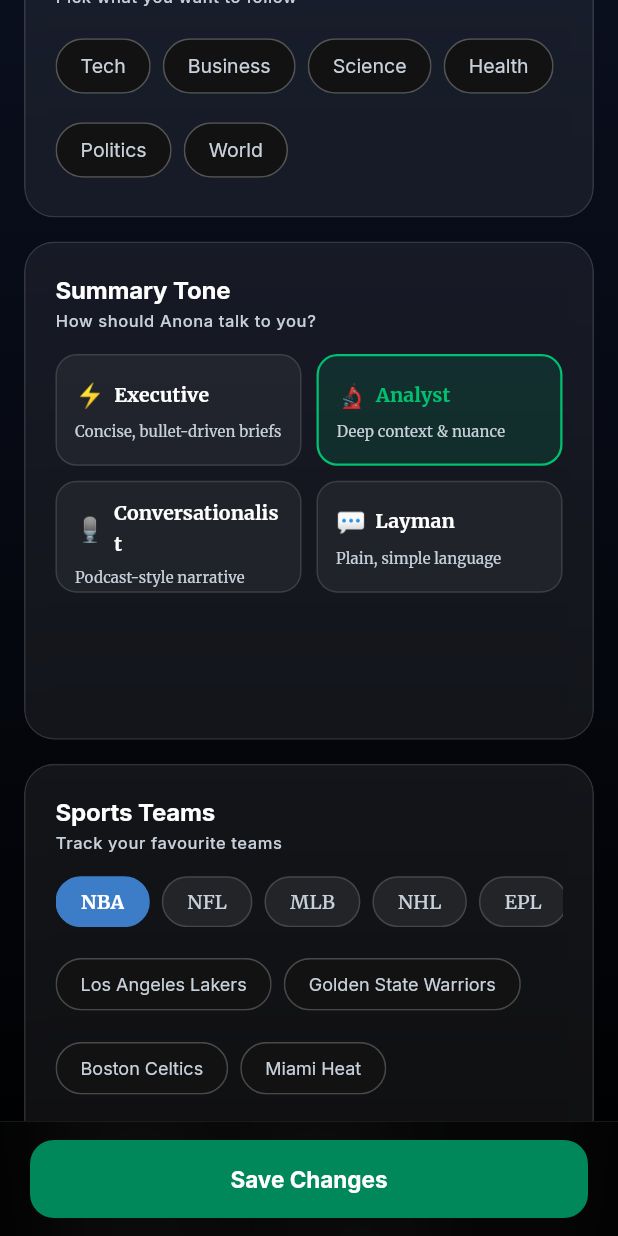
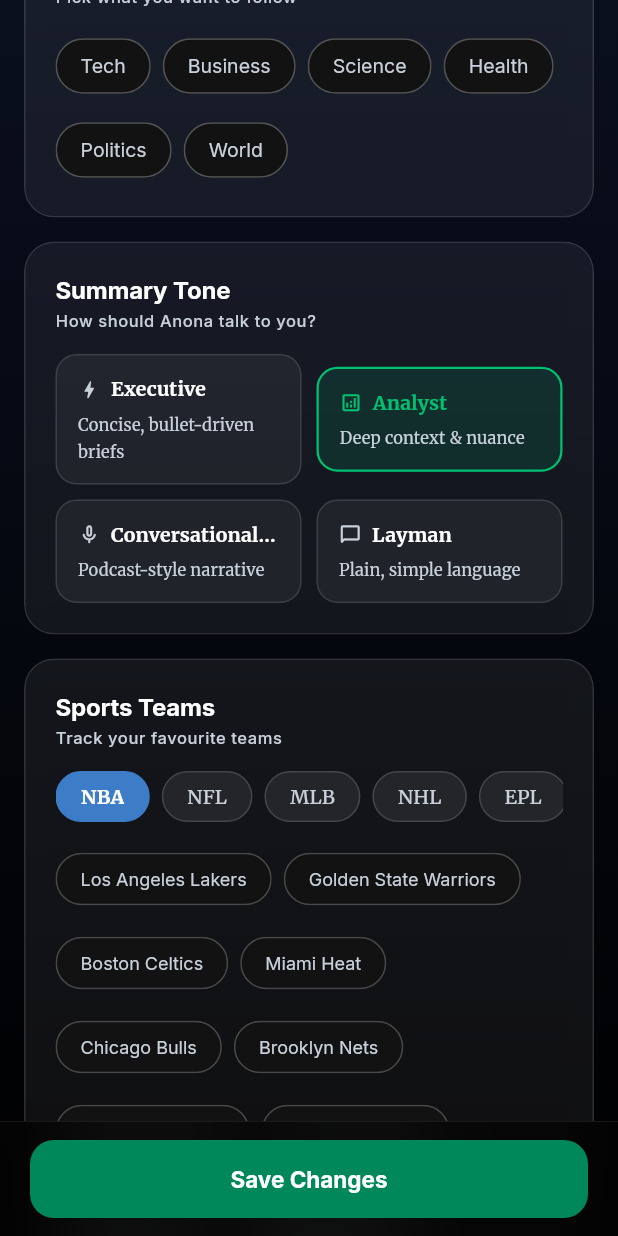
Before and after one commit to ronanpatrick/Anona-project, a Flutter app: the ProfileScreen screen opened directly, scrolled down 576 dp, on a phone screen of 412 x 824 dp. Run offline on Flutter 3.47's test engine with Material 3 defaults, Android fonts, the phone set to English and light mode, and no system bars; our stand-ins replace flutter_animate, flutter_dotenv, flutter_local_notifications, flutter_riverpod, flutter_tts, go_router and 4 more; accounts and stored records are empty.

Commit message:
style: replace all emojis with material icons, fix profile tone card overflow

```diff
--- a/frontend/lib/screens/profile_screen.dart
+++ b/frontend/lib/screens/profile_screen.dart
@@ -492,25 +492,39 @@
 
   Widget _buildToneCard() {
     final isDark = Theme.of(context).brightness == Brightness.dark;
+    final tones = SummaryTone.values;
     return _glassCard(
       child: Column(
         crossAxisAlignment: CrossAxisAlignment.start,
         children: [
           _sectionLabel('Summary Tone', subtitle: 'How should Anona talk to you?'),
           const SizedBox(height: 14),
-          GridView.count(
-            crossAxisCount: 2,
-            shrinkWrap: true,
-            physics: const NeverScrollableScrollPhysics(),
-            crossAxisSpacing: 10,
-            mainAxisSpacing: 10,
-            childAspectRatio: 2.2,
-            children: SummaryTone.values.map((tone) {
+          // Build rows of 2
+          for (int i = 0; i < tones.length; i += 2) ...[
+            if (i > 0) const SizedBox(height: 10),
+            Row(
+              children: [
+                Expanded(child: _buildToneCell(tones[i], isDark)),
+                const SizedBox(width: 10),
+                if (i + 1 < tones.length)
+                  Expanded(child: _buildToneCell(tones[i + 1], isDark))
+                else
+                  const Expanded(child: SizedBox()),
+              ],
+            ),
+          ],
+        ],
+      ),
+    );
+  }
+
+  Widget _buildToneCell(SummaryTone tone, bool isDark) {
     final selected = _summaryTone == tone;
     return GestureDetector(
       onTap: () => setState(() => _summaryTone = tone),
       child: AnimatedContainer(
         duration: const Duration(milliseconds: 200),
+        padding: const EdgeInsets.symmetric(horizontal: 14, vertical: 12),
         decoration: BoxDecoration(
           color: selected
               ? AnonaColors.moneyGreen.withOpacity(0.2)
@@ -523,44 +537,50 @@
             width: selected ? 1.5 : 1,
           ),
         ),
-                  padding: const EdgeInsets.symmetric(horizontal: 12, vertical: 10),
         child: Column(
           crossAxisAlignment: CrossAxisAlignment.start,
-                    mainAxisAlignment: MainAxisAlignment.center,
           children: [
             Row(
               children: [
-                          Text(tone.emoji, style: const TextStyle(fontSize: 16)),
-                          const SizedBox(width: 6),
+                Icon(
+                  tone.icon,
+                  size: 15,
+                  color: selected
+                      ? AnonaColors.moneyGreenLight
+                      : (isDark ? AnonaColors.silverText : AnonaColors.textSecondary),
+                ),
+                const SizedBox(width: 7),
                 Expanded(
-                            child: Text(tone.label,
+                  child: Text(
+                    tone.label,
                     style: TextStyle(
                       color: selected
                           ? AnonaColors.moneyGreenLight
                           : (isDark ? Colors.white : AnonaColors.textPrimary),
                       fontWeight: FontWeight.w700,
                       fontSize: 13,
-                                )),
+                    ),
+                    overflow: TextOverflow.ellipsis,
+                  ),
                 ),
               ],
             ),
-                      const SizedBox(height: 3),
-                      Text(tone.subtitle,
+            const SizedBox(height: 4),
+            Text(
+              tone.subtitle,
               style: TextStyle(
                 color: isDark ? AnonaColors.silverText : AnonaColors.textSecondary,
-                              fontSize: 10),
-                          maxLines: 1,
-                          overflow: TextOverflow.ellipsis),
+                fontSize: 11,
+              ),
+              maxLines: 2,
+              overflow: TextOverflow.ellipsis,
+            ),
           ],
         ),
       ),
     );
-            }).toList(),
-          ),
-        ],
-      ),
-    );
   }
+
 
   // ── Sports Card ───────────────────────────────────────────────────────────
 
--- a/frontend/lib/state/onboarding_state.dart
+++ b/frontend/lib/state/onboarding_state.dart
@@ -1,3 +1,4 @@
+import 'package:flutter/material.dart';
 import 'package:flutter_riverpod/flutter_riverpod.dart';
 
 // ── Topic options ──────────────────────────────────────────────────────────────
@@ -102,16 +103,16 @@
     }
   }
 
-  String get emoji {
+  IconData get icon {
     switch (this) {
       case AiPersonality.executive:
-        return '⚡';
+        return Icons.bolt_rounded;
       case AiPersonality.analyst:
-        return '🔬';
+        return Icons.analytics_outlined;
       case AiPersonality.conversationalist:
-        return '🎙️';
+        return Icons.mic_none_rounded;
       case AiPersonality.layman:
-        return '💬';
+        return Icons.chat_bubble_outline_rounded;
     }
   }
 
@@ -175,16 +176,16 @@
     }
   }
 
-  String get emoji {
+  IconData get icon {
     switch (this) {
       case SummaryTone.executive:
-        return '⚡';
+        return Icons.bolt_rounded;
       case SummaryTone.analyst:
-        return '🔬';
+        return Icons.analytics_outlined;
       case SummaryTone.conversationalist:
-        return '🎙️';
+        return Icons.mic_none_rounded;
       case SummaryTone.layman:
-        return '💬';
+        return Icons.chat_bubble_outline_rounded;
     }
   }
 
```
Also changed, not shown: frontend/lib/screens/home_screen.dart (+5 -8 lines), frontend/lib/screens/onboarding_screen.dart (+5 -2 lines). Lines whose indentation alone changed are shown as unchanged.
